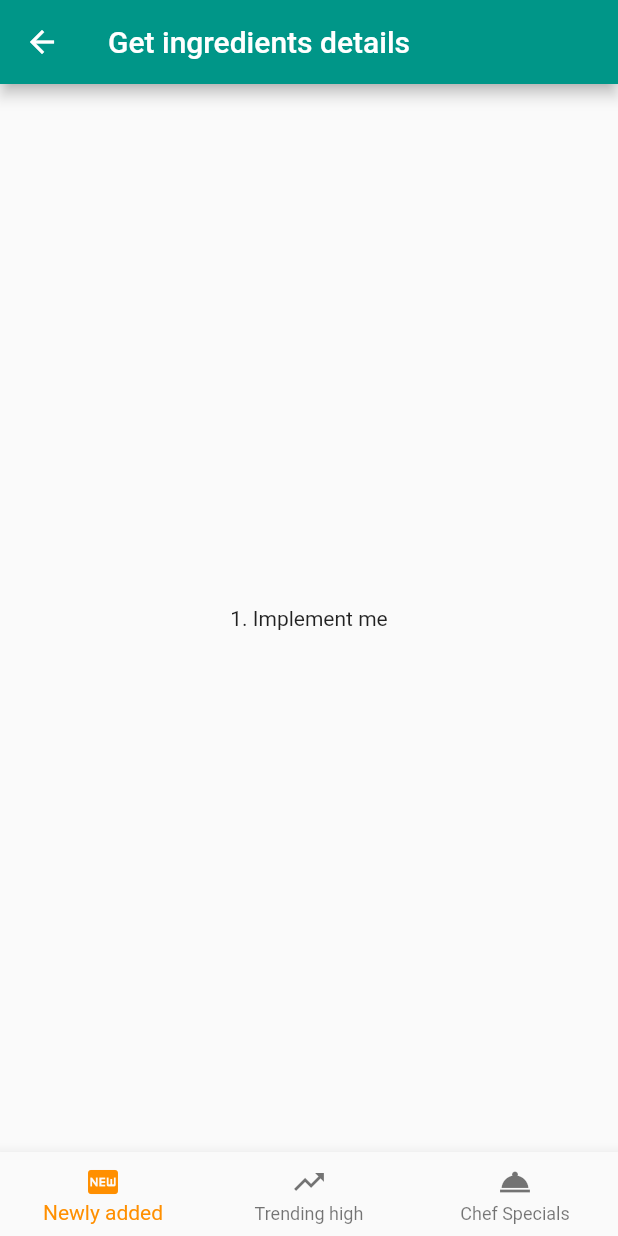
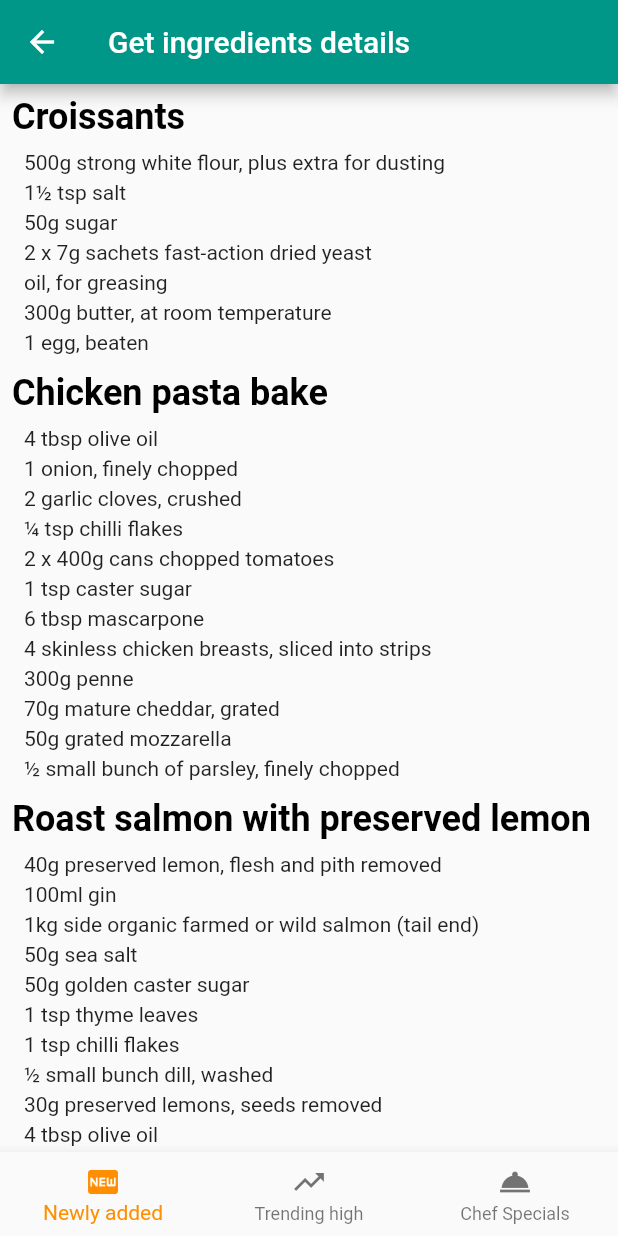
Before and after one commit to kaushikchaubal/home-recipes, a Flutter app: the GetIngredientsForRecipes screen opened directly, on a phone screen of 412 x 824 dp. Run offline on Flutter 3.47's test engine with Material 2 defaults, Android fonts, the phone set to English and light mode, and no system bars.

Commit message:
Adding 3 newly added recipes

```diff
--- a/client/home_recipes_app/lib/GetIngredientsForRecipes.dart
+++ b/client/home_recipes_app/lib/GetIngredientsForRecipes.dart
@@ -8,12 +8,6 @@ class GetIngredientsForRecipes extends StatefulWidget {
 
 class _GetIngredientsForRecipesState extends State<GetIngredientsForRecipes> {
   int _selectedIndex = 0;
-
-  List<Widget> _mainWidgetOptions = <Widget>[
-    _getNewlyAdded(),
-    _getTrendingHigh(),
-    _getChefsSpecials(),
-  ];
 
   void _onItemTapped(int index) {
     setState(() {
@@ -28,9 +22,41 @@ class _GetIngredientsForRecipesState extends State<GetIngredientsForRecipes> {
         title: const Text('Get ingredients details'),
         backgroundColor: Colors.teal,
       ),
-      body: Center(
-        child: _mainWidgetOptions.elementAt(_selectedIndex),
-      ),
+      body: SingleChildScrollView(
+          child: Column(children: <Widget>[
+        _ingredientTitle('Croissants'),
+        _ingredientItem('500g strong white flour, plus extra for dusting'),
+        _ingredientItem('1½ tsp salt'),
+        _ingredientItem('50g sugar'),
+        _ingredientItem('2 x 7g sachets fast-action dried yeast'),
+        _ingredientItem('oil, for greasing'),
+        _ingredientItem('300g butter, at room temperature'),
+        _ingredientItem('1 egg, beaten'),
+        _ingredientTitle('Chicken pasta bake'),
+        _ingredientItem('4 tbsp olive oil'),
+        _ingredientItem('1 onion, finely chopped'),
+        _ingredientItem('2 garlic cloves, crushed'),
+        _ingredientItem('¼ tsp chilli flakes'),
+        _ingredientItem('2 x 400g cans chopped tomatoes'),
+        _ingredientItem('1 tsp caster sugar'),
+        _ingredientItem('6 tbsp mascarpone'),
+        _ingredientItem('4 skinless chicken breasts, sliced into strips'),
+        _ingredientItem('300g penne'),
+        _ingredientItem('70g mature cheddar, grated'),
+        _ingredientItem('50g grated mozzarella'),
+        _ingredientItem('½ small bunch of parsley, finely chopped'),
+        _ingredientTitle('Roast salmon with preserved lemon'),
+        _ingredientItem('40g preserved lemon, flesh and pith removed'),
+        _ingredientItem('100ml gin'),
+        _ingredientItem('1kg side organic farmed or wild salmon (tail end)'),
+        _ingredientItem('50g sea salt'),
+        _ingredientItem('50g golden caster sugar'),
+        _ingredientItem('1 tsp thyme leaves'),
+        _ingredientItem('1 tsp chilli flakes'),
+        _ingredientItem('½ small bunch dill, washed'),
+        _ingredientItem('30g preserved lemons, seeds removed'),
+        _ingredientItem('4 tbsp olive oil'),
+      ])),
       bottomNavigationBar: BottomNavigationBar(
         items: const <BottomNavigationBarItem>[
           BottomNavigationBarItem(
@@ -53,6 +79,45 @@ class _GetIngredientsForRecipesState extends State<GetIngredientsForRecipes> {
     );
   }
 
+  Widget _ingredientTitle(String title) {
+    return Align(
+      alignment: Alignment.centerLeft,
+      child: Padding(
+        padding: const EdgeInsets.all(8.0),
+        child: Text(
+          title,
+          style: TextStyle(
+              color: Colors.black, fontSize: 24.0, fontWeight: FontWeight.bold),
+        ),
+      ),
+    );
+  }
+
+  Widget _ingredientItem(String item) {
+    return Align(
+      alignment: Alignment.centerLeft,
+      child: Padding(
+        padding: const EdgeInsets.only(left: 16.0, bottom: 4.0),
+        child: Text(item),
+      ),
+    );
+  }
+
+  Widget _titleContainer(String myTitle) {
+    return Text(
+      myTitle,
+      style: TextStyle(
+          color: Colors.black, fontSize: 24.0, fontWeight: FontWeight.bold),
+    );
+  }
+
+  // TODO - fixme later
+  List<Widget> _mainWidgetOptions = <Widget>[
+    _getNewlyAdded(),
+    _getTrendingHigh(),
+    _getChefsSpecials(),
+  ];
+
   static Widget _getNewlyAdded() {
     return Text(
       '1. Implement me',
```
